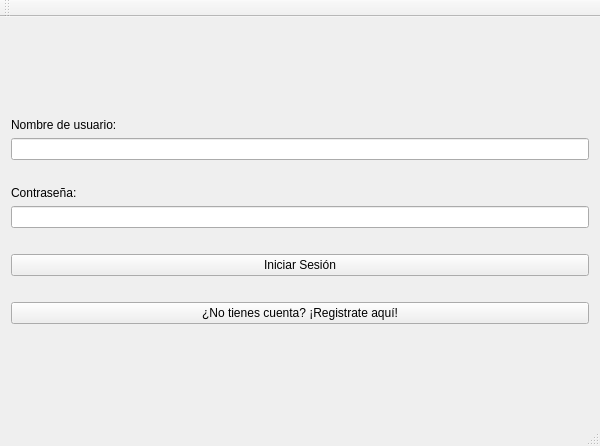
Qt form proyecto progra/inicio.ui (AntonyEduardoAguirre/ProyectoProgra) before a commit.
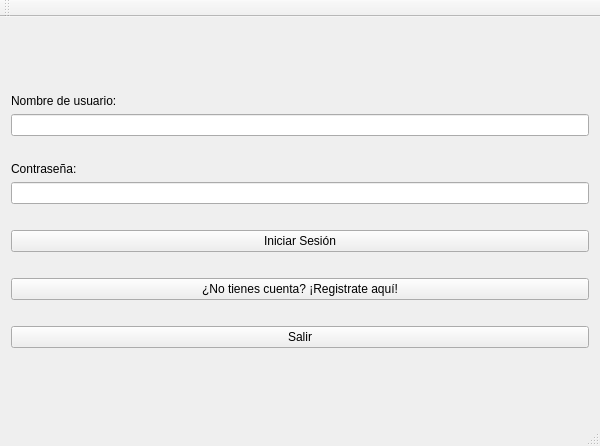
The same form after that commit.

```diff
--- a/proyecto progra/inicio.ui
+++ b/proyecto progra/inicio.ui
@@ -105,6 +105,26 @@
       </property>
      </widget>
     </item>
+    <item>
+     <spacer name="horizontalSpacer_3">
+      <property name="orientation">
+       <enum>Qt::Orientation::Horizontal</enum>
+      </property>
+      <property name="sizeHint" stdset="0">
+       <size>
+        <width>40</width>
+        <height>20</height>
+       </size>
+      </property>
+     </spacer>
+    </item>
+    <item>
+     <widget class="QPushButton" name="btnSalir">
+      <property name="text">
+       <string>Salir</string>
+      </property>
+     </widget>
+    </item>
     <item>
      <spacer name="verticalSpacer">
       <property name="orientation">
```
